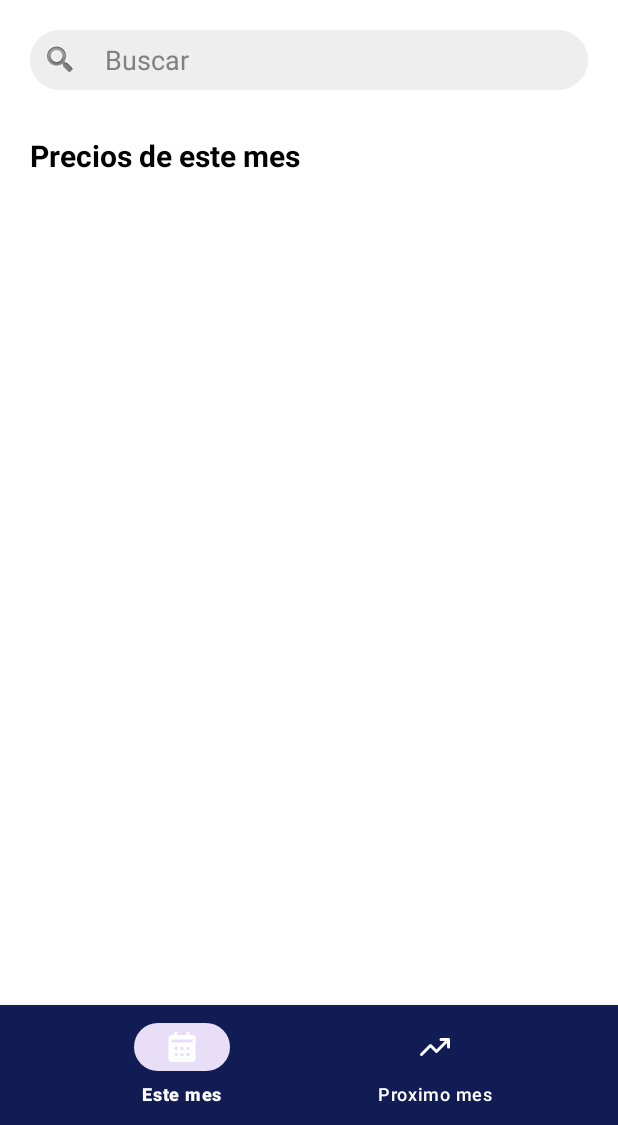
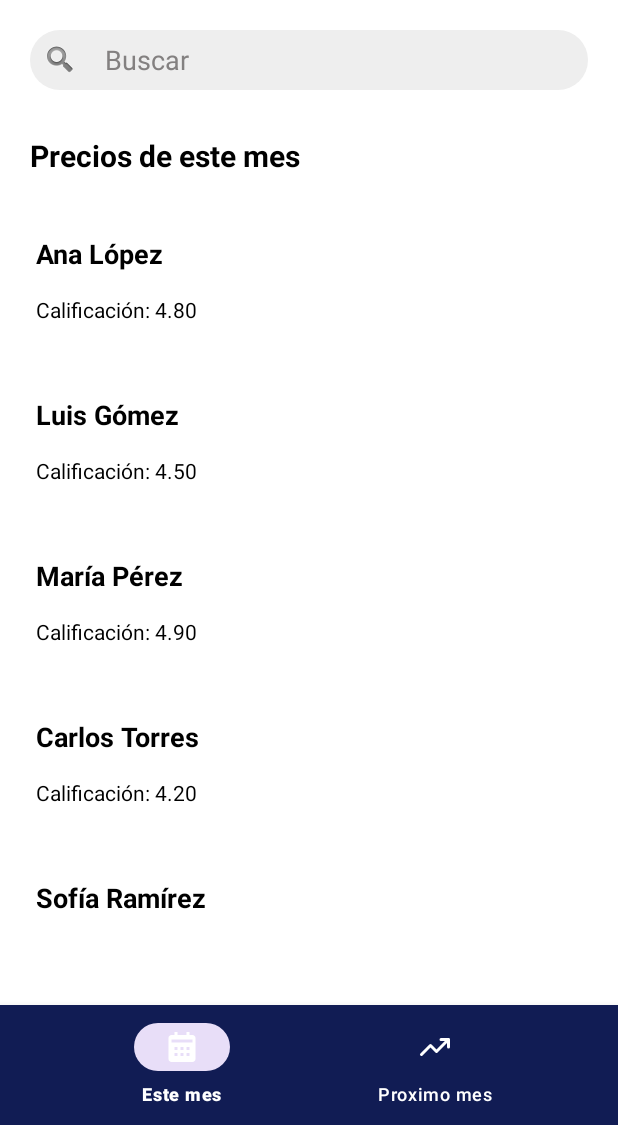
Before and after one commit to Jorge45014/CUCEIAI, an Android app: the screen it shows after launch once a user with an empty profile is signed in (Main3Activity), on a phone screen of 412 x 824 dp, the part 111-1236 px from its top. Run offline under Robolectric (Android 15) with nearby library versions, the phone set to English and light mode, and no system bars; our stand-ins replace Firebase (no records; nobody signed in at launch, a user with empty details on screens opened directly), navigation-ui.

Commit message:
Soy la pinche pistola 2

```diff
--- /dev/null
+++ b/app/src/main/java/com/example/cuceiai/Estimacion.kt
@@ -0,0 +1,4 @@
+package com.example.cuceiai
+
+class Estimacion {
+}
--- a/app/src/main/java/com/example/cuceiai/Main3Activity.kt
+++ b/app/src/main/java/com/example/cuceiai/Main3Activity.kt
@@ -45,14 +45,20 @@ class Main3Activity : AppCompatActivity() {
     private lateinit var recyclerView: RecyclerView
     private lateinit var adapter: ResultadoAdapter
     private lateinit var listaCompleta: List<Profesor>
+    private lateinit var listaCompleta2: List<Profesor>
+    private lateinit var tituloContenedor: TextView
+
+    private var botonActivo: Int = R.id.nav_home
 
     override fun onCreate(savedInstanceState: Bundle?) {
         super.onCreate(savedInstanceState)
 
         binding = ActivityMain3Binding.inflate(layoutInflater)
         setContentView(binding.root)
-        recyclerView = findViewById(R.id.recyclerViewResultados)
-        recyclerView.visibility = View.GONE
+        recyclerView = findViewById(R.id.ProductosR)
+
+        tituloContenedor = findViewById(R.id.textView8e)
+
 
         setSupportActionBar(binding.appBarMain3.toolbar)
 
@@ -91,8 +97,11 @@ class Main3Activity : AppCompatActivity() {
         val bottomNavigationView = findViewById<BottomNavigationView>(R.id.bottom_navigation)
 
         bottomNavigationView.setOnItemSelectedListener { item ->
+            botonActivo = item.itemId
             when (item.itemId) {
                 R.id.nav_home -> {
+                    tituloContenedor.text = "Este Mes"
+                    verificarBotonActivo()
                     if (this::class.java != Main3Activity::class.java) {
                         val intent = Intent(this, Main3Activity::class.java)
                         finish()
@@ -101,6 +110,8 @@ class Main3Activity : AppCompatActivity() {
                     true
                 }
                 R.id.statistics -> {
+                    tituloContenedor.text = "Estimar el siguiente mes"
+                    verificarBotonActivo()
                     true
                 }
                 /*
@@ -124,29 +135,33 @@ class Main3Activity : AppCompatActivity() {
 
         // Barra de búsqueda
         val buscador = findViewById<EditText>(R.id.autoCompleteTextView)
-        recyclerView = findViewById(R.id.recyclerViewResultados)
+        recyclerView = findViewById(R.id.ProductosR)
 
         // Lista simulada (aquí pondrías los datos de tu base de datos) /////////////////////////////////////////////////////////////////////////////////////////////////////////
 
-        val db = FirebaseFirestore.getInstance()
-        val listaCompleta = mutableListOf<Profesor>()
+        listaCompleta = listOf(
+            Profesor("1", "Ana López", "Matemáticas", 4.8),
+            Profesor("2", "Luis Gómez", "Física", 4.5),
+            Profesor("3", "María Pérez", "Historia", 4.9),
+            Profesor("4", "Carlos Torres", "Química", 4.2),
+            Profesor("5", "Sofía Ramírez", "Biología", 4.6)
+        )
 
-        db.collection("profesores")
-            .get()
-            .addOnSuccessListener { result ->
-                for (document in result) {
-                    val profesor = document.toObject(Profesor::class.java)
-                    listaCompleta.add(profesor)
-                }
+        listaCompleta2 = listOf(
+            Profesor("101", "Arroz", "Grano", 28.50),
+            Profesor("102", "Aceite vegetal", "Aceites", 42.90),
+            Profesor("103", "Leche entera", "Lácteos", 23.75),
+            Profesor("104", "Huevos (docena)", "Proteína", 36.10),
+            Profesor("105", "Pan de caja", "Panadería", 29.40),
+            Profesor("101", "Arroz", "Grano", 28.50),
+            Profesor("102", "Aceite vegetal", "Aceites", 42.90),
+            Profesor("103", "Leche entera", "Lácteos", 23.75),
+            Profesor("104", "Huevos (docena)", "Proteína", 36.10),
+            Profesor("105", "Pan de caja", "Panadería", 29.40)
+        )
 
-                // Aquí ya tienes listaCompleta cargada
-                println("Profesores obtenidos: $listaCompleta")
-            }
-            .addOnFailureListener { exception ->
-                Log.w("Firestore", "Error al obtener documentos.", exception)
-            }
 
-        adapter = ResultadoAdapter(listaCompleta)
+        verificarBotonActivo()
         recyclerView.layoutManager = LinearLayoutManager(this)
         recyclerView.adapter = adapter
 
@@ -172,6 +187,23 @@ class Main3Activity : AppCompatActivity() {
         })
     }
 
+    private fun verificarBotonActivo() {
+        when (botonActivo) {
+            R.id.nav_home -> actualizarAdapter(listaCompleta)
+            R.id.statistics -> actualizarAdapter(listaCompleta2)
+        }
+        recyclerView.adapter = adapter
+    }
+
+    private fun actualizarAdapter(lista: List<Profesor>) {
+        if (::adapter.isInitialized) {
+            adapter.actualizarLista(lista)
+        } else {
+            adapter = ResultadoAdapter(lista)
+        }
+        recyclerView.visibility = View.VISIBLE
+    }
+
     ///////////////////////////////////////////////////////////////////////////////////ds/////////////////////////////////////////////////////////////////////////////////////////////////
     override fun onCreateOptionsMenu(menu: Menu): Boolean {
         menuInflater.inflate(R.menu.main3, menu)
@@ -191,8 +223,6 @@ class Main3Activity : AppCompatActivity() {
         val buscador = findViewById<AutoCompleteTextView>(R.id.autoCompleteTextView)
         val textView8 = findViewById<TextView>(R.id.textView8e)
         val textView9 = findViewById<TextView>(R.id.textView9)
-        val scrollView1 = findViewById<HorizontalScrollView>(R.id.horizontalScrollView2)
-        val scrollView2 = findViewById<HorizontalScrollView>(R.id.horizontalScrollView2)
 
         // Este bloque se ejecutará cuando empiecen a escribir
         buscador.addTextChangedListener(object : TextWatcher {
@@ -203,14 +233,10 @@ class Main3Activity : AppCompatActivity() {
                 if (texto.isNotEmpty()) {
                     textView8.visibility = View.GONE
                     textView9.visibility = View.GONE
-                    scrollView1.visibility = View.GONE
-                    scrollView2.visibility = View.GONE
                 } else {
                     // Si no hay texto, mostrar las vistas
                     textView8.visibility = View.VISIBLE
                     textView9.visibility = View.VISIBLE
-                    scrollView1.visibility = View.VISIBLE
-                    scrollView2.visibility = View.VISIBLE
                 }
             }
 
@@ -232,14 +258,10 @@ class Main3Activity : AppCompatActivity() {
                     // Ocultar vistas después de buscar
                     textView8.visibility = View.GONE
                     textView9.visibility = View.GONE
-                    scrollView1.visibility = View.GONE
-                    scrollView2.visibility = View.GONE
                 } else {
                     // Mostrar vistas si no hay texto
                     textView8.visibility = View.VISIBLE
                     textView9.visibility = View.VISIBLE
-                    scrollView1.visibility = View.VISIBLE
-                    scrollView2.visibility = View.VISIBLE
                 }
 
                 true
@@ -253,4 +275,5 @@ class Main3Activity : AppCompatActivity() {
         Toast.makeText(this, "Buscando: $texto", Toast.LENGTH_SHORT).show()
     }
 
+
 }
--- a/app/src/main/java/com/example/cuceiai/MainActivity.kt
+++ b/app/src/main/java/com/example/cuceiai/MainActivity.kt
@@ -18,6 +18,8 @@ import com.google.firebase.auth.FirebaseAuth
 import com.google.firebase.auth.GoogleAuthProvider
 import com.google.firebase.firestore.FirebaseFirestore
 import android.util.Log
+import java.util.concurrent.CountDownLatch
+import kotlin.text.toDouble
 
 
 class MainActivity : AppCompatActivity() {
@@ -60,9 +62,88 @@ class MainActivity : AppCompatActivity() {
             setup()
 
 
+
+
         }
 
+
+
+        val db = FirebaseFirestore.getInstance()
+        val listaTiendap = mutableListOf<Pair<String, Double>>()
+        val meses = listOf("ene24", "feb24", "mar24", "abr24", "may24", "jun24", "jul24", "ago24", "sep24", "oct24", "nov24", "dic24")
+
+        val latch = CountDownLatch(meses.size) // Contador para esperar todas las consultas
+
+        for (mes in meses) {
+            db.collection("productos")
+                .document("Aguacate Hass")
+                .collection(mes)
+                .document("datos")
+                .get()
+                .addOnSuccessListener { document ->
+                    if (document.exists()) {
+                        val precios = document.toObject(PreciosMensuales::class.java)
+                        if (precios != null) {
+                            listaTiendap.add(Pair(mes, precios.tiendap))
+                            Log.d("FirestoreProducto", "$mes - tiendap: ${precios.tiendap}")
+                        }
+                    }
+                    latch.countDown() // Decrementar el contador
+                }
+                .addOnFailureListener { e ->
+                    Log.e("FirestoreProducto", "$mes - Error", e)
+                    latch.countDown() // Decrementar incluso en fallos
+                }
+        }
+
+        // Esperar a que todas las consultas terminen (en un hilo secundario)
+        Thread {
+            latch.await() // Bloquea hasta que el contador llegue a cero
+
+            // Ahora listaTiendap contiene todos los datos
+            runOnUiThread { // Vuelve al hilo principal para actualizar la UI
+                val listaDoubles = listaTiendap.map { it.second }
+                println("Datos completos: $listaTiendap")
+
+                if (listaDoubles.isNotEmpty()) {
+                    // Ejecutar la regresión polinomial aquí
+                    for (degree in 1..5) {
+                        val model = PolynomialRegression(degree)
+                        model.fit(listaDoubles)
+                        val predictions = listaDoubles.indices.map { x -> model.predict(x + 1.0) }
+                        val error = meanSquaredError(listaDoubles, predictions)
+                        println("Grado $degree, MSE = $error")
+                    }
+
+                    val bestDegree = 2 // O el que tenga menor MSE
+                    val modelFinal = PolynomialRegression(bestDegree)
+                    modelFinal.fit(listaDoubles)
+                    val nextX = listaDoubles.size + 1.0
+                    val prediction = modelFinal.predict(nextX)
+                    println("Predicción para x=$nextX: y=$prediction")
+                } else {
+                    println("No hay datos disponibles")
+                }
+            }
+        }.start()
+
+
+
+
     }
+
+    // Función para calcular error cuadrático medio (MSE)
+    fun meanSquaredError(yTrue: List<Double>, yPred: List<Double>): Double {
+        var sum = 0.0
+        for (i in yTrue.indices) {
+            sum += (yTrue[i] - yPred[i]) * (yTrue[i] - yPred[i])
+        }
+        return sum / yTrue.size
+    }
+
+
+
+
     private fun setup(){
         button_ini_sesion_google = findViewById(R.id.buttonInicgoogle)
         button_ini_sesion_google.setOnClickListener {
@@ -137,42 +218,10 @@ class MainActivity : AppCompatActivity() {
         }
         startActivity(homeIntent)
     }
-    private fun agregarNuevoProfesor() {
 
-        // Crear el profesor
-        val nuevoProfesor = hashMapOf(
-            "nombre" to "Ana Martínez",
-            "especialidad" to "Matemáticas",
-            "rating_promedio" to 4.5
-        )
 
-        db.collection("profesores")
-            .add(nuevoProfesor)
-            .addOnSuccessListener { docRef ->
-                Log.d("Firestore", "Profesor agregado con ID: ${docRef.id}")
 
-                // Ahora agregar opiniones para este profesor usando su ID
-                val opiniones =
-                    db.collection("profesores").document(docRef.id).collection("opiniones")
 
-                // Opinión 1
-                val opinion1 = hashMapOf(
-                    "usuario" to "Juan Pérez",
-                    "comentario" to "Excelente profesora, explica muy bien.",
-                    "rating" to 5,
-                    "fecha" to "2025-04-23"
-                )
-                opiniones.add(opinion1)
 
-                // Opinión 2
-                val opinion2 = hashMapOf(
-                    "usuario" to "María López",
-                    "comentario" to "Muy buena, pero podría explicar más despacio.",
-                    "rating" to 4,
-                    "fecha" to "2025-04-22"
-                )
-                opiniones.add(opinion2)
-            }
 
-    }
 }
--- a/app/src/main/java/com/example/cuceiai/ResultadoAdapter.kt
+++ b/app/src/main/java/com/example/cuceiai/ResultadoAdapter.kt
@@ -13,7 +13,6 @@ data class Profesor(
     val nombre: String = "",
     val especialidad: String = "",
     val rating_promedio: Double = 0.0
-
 )
 
 class ResultadoAdapter(private var lista: List<Profesor>) :
--- a/app/src/main/res/layout/activity_main3.xml
+++ b/app/src/main/res/layout/activity_main3.xml
@@ -109,16 +109,6 @@
 
         </LinearLayout>
 
-        <androidx.recyclerview.widget.RecyclerView
-            android:id="@+id/recyclerViewResultados"
-            android:layout_width="0dp"
-            android:layout_height="0dp"
-            app:layout_constraintBottom_toTopOf="@+id/linearLayout2"
-            app:layout_constraintEnd_toEndOf="parent"
-            app:layout_constraintStart_toStartOf="parent"
-            app:layout_constraintTop_toBottomOf="@+id/search_container"
-            app:layout_constraintWidth_percent="0.9" />
-
         <!-- Sección Recomendados -->
         <TextView
             android:id="@+id/textView8e"
@@ -132,22 +122,6 @@
             android:textStyle="bold"
             app:layout_constraintStart_toStartOf="parent"
             app:layout_constraintTop_toBottomOf="@id/search_container" />
-
-        <HorizontalScrollView
-            android:id="@+id/horizontalScrollView2"
-            android:layout_width="match_parent"
-            android:layout_height="200dp"
-            android:layout_marginTop="15dp"
-            app:layout_constraintTop_toBottomOf="@id/textView8e">
-
-            <LinearLayout
-                android:layout_width="wrap_content"
-                android:layout_height="match_parent"
-                android:orientation="horizontal"
-                android:paddingEnd="20dp">
-                <!-- Contenido dinámico aquí -->
-            </LinearLayout>
-        </HorizontalScrollView>
 
         <!-- Sección Mejor valorados -->
 
@@ -163,6 +137,17 @@
             app:layout_constraintTop_toTopOf="parent"
             app:layout_constraintWidth_percent="0.13" />
 
+        <androidx.recyclerview.widget.RecyclerView
+            android:id="@+id/ProductosR"
+            android:layout_width="0dp"
+            android:layout_height="0dp"
+            android:layout_marginTop="15dp"
+            app:layout_constraintEnd_toEndOf="parent"
+            app:layout_constraintHeight_percent="0.58"
+            app:layout_constraintStart_toStartOf="parent"
+            app:layout_constraintTop_toBottomOf="@+id/textView8e"
+            app:layout_constraintWidth_percent="1" />
+
     </androidx.constraintlayout.widget.ConstraintLayout>
 
     <com.google.android.material.navigation.NavigationView
```
Also changed, not shown: app/src/main/java/com/example/cuceiai/FirestoreUploader.kt (added, +42 -0 lines), app/src/main/java/com/example/cuceiai/PolynomialRegression.kt (added, +131 -0 lines).
